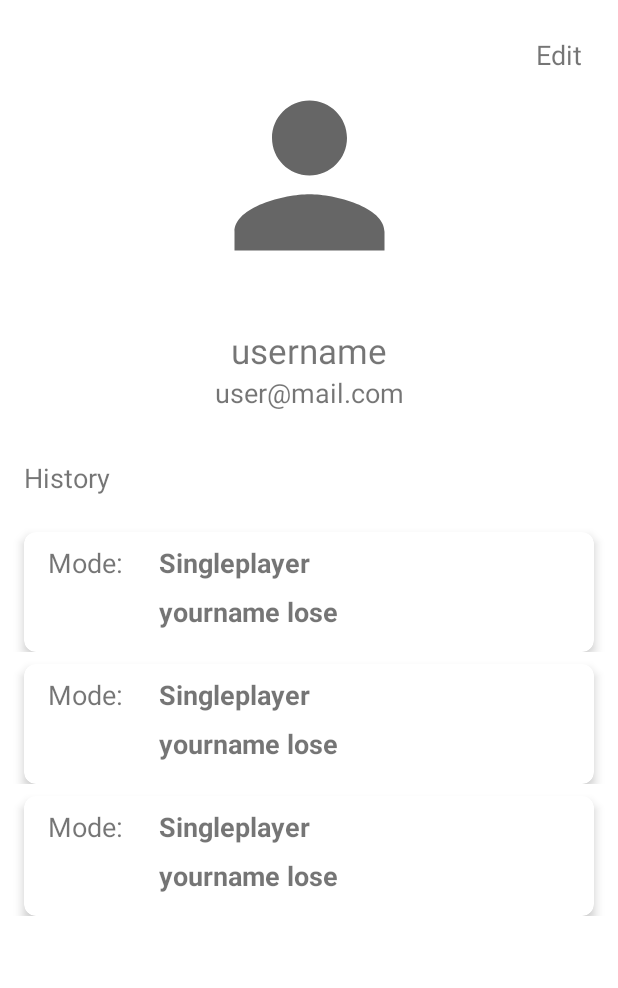
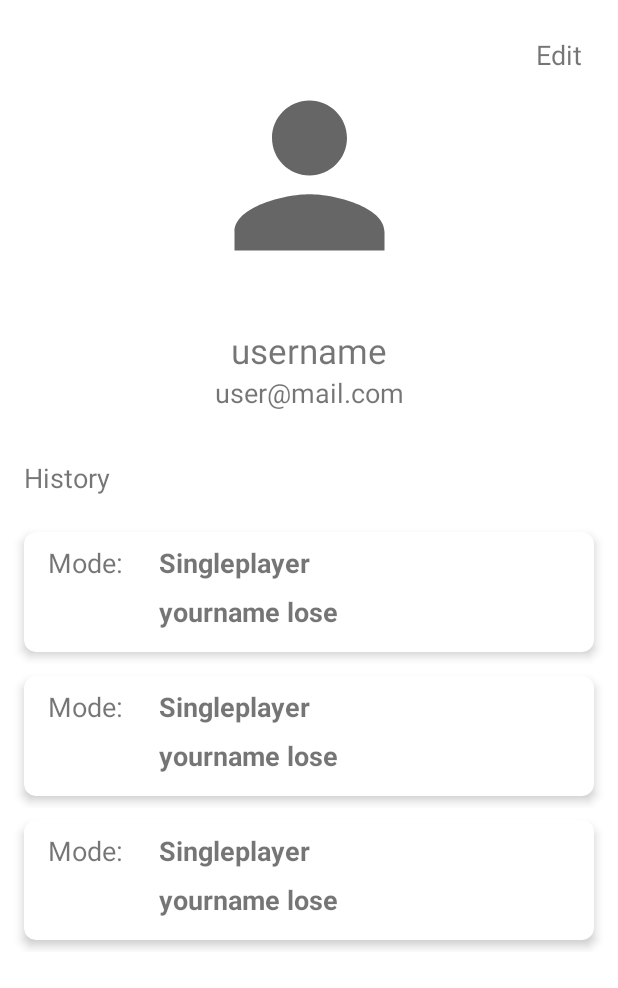
Before and after one commit to Femastia/binar-challenge-chapter7, an Android app: the layout activity_profile.xml on its own in the app's theme, with its tools: preview values and no code run, on a phone screen of 412 x 824 dp. Shown: the top 988 px of the screen. Run offline under Robolectric (Android 15) with nearby library versions, the phone set to English and light mode, and no system bars.

Commit message:
fic recylerVIew hostory

```diff
--- a/app/src/main/java/com/ihsan/binarchallengechapter7/ProfileActivity.kt
+++ b/app/src/main/java/com/ihsan/binarchallengechapter7/ProfileActivity.kt
@@ -5,6 +5,7 @@ import androidx.appcompat.app.AppCompatActivity
 import android.os.Bundle
 import android.view.View
 import androidx.lifecycle.ViewModelProvider
+import androidx.recyclerview.widget.LinearLayoutManager
 import com.bumptech.glide.Glide
 import com.ihsan.binarchallengechapter7.databinding.ActivityProfileBinding
 import com.ihsan.binarchallengechapter7.helper.HistoryAdapter
@@ -41,6 +42,8 @@ class ProfileActivity : AppCompatActivity() {
         //history
         mainViewModel.responseHistory.observe(this, {
             adapter = HistoryAdapter(it)
+            binding.rvHistory.layoutManager =LinearLayoutManager(this)
+            binding.rvHistory.adapter = adapter
         })
 
         binding.tvEditUser.setOnClickListener {
--- a/app/src/main/res/layout/item_history.xml
+++ b/app/src/main/res/layout/item_history.xml
@@ -10,8 +10,10 @@
         android:layout_marginStart="16dp"
         android:layout_marginTop="8dp"
         android:layout_marginEnd="16dp"
+        android:layout_marginBottom="8dp"
         app:cardCornerRadius="8dp"
         app:cardElevation="4dp"
+        app:layout_constraintBottom_toBottomOf="parent"
         app:layout_constraintEnd_toEndOf="parent"
         app:layout_constraintStart_toStartOf="parent"
         app:layout_constraintTop_toTopOf="parent">
```
